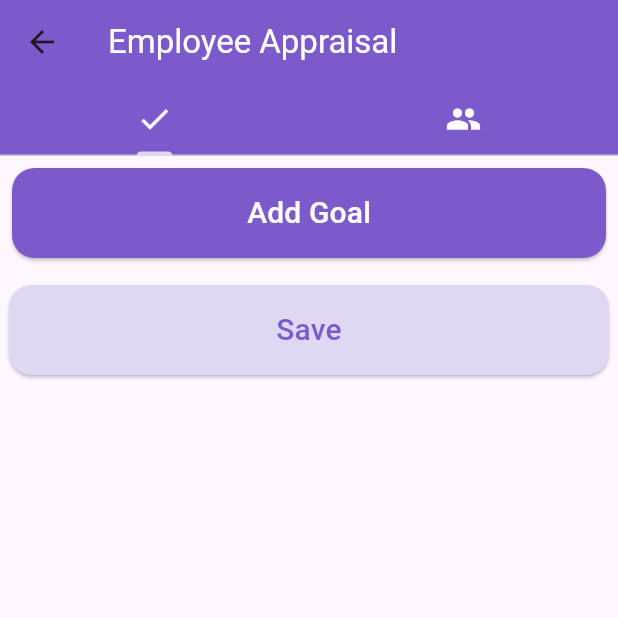
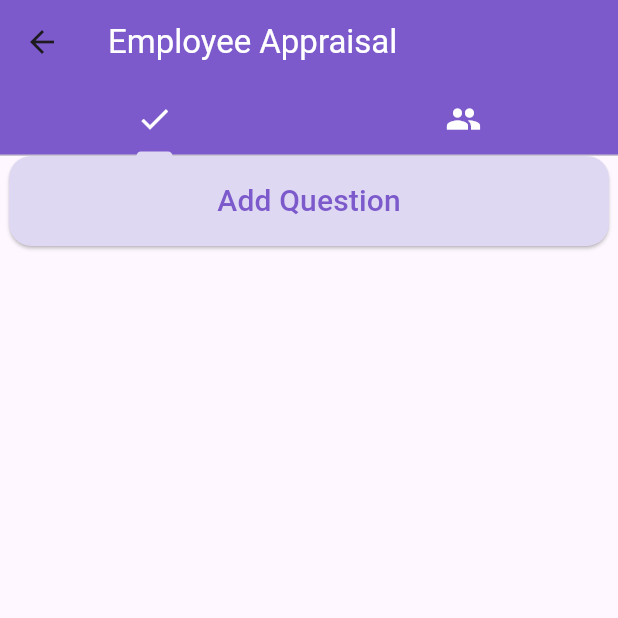
Before and after one commit to mariam-ossama/CareerFusionWithOnboarding, a Flutter app: the CompanyEmployeesPage screen opened directly, on a phone screen of 412 x 824 dp, the top half of it. Run offline on Flutter 3.47's test engine with Material 3 defaults, Android fonts, the phone set to English and light mode, and no system bars; our stand-ins replace dio, file_picker, flutter_animation_progress_bar, flutter_local_notifications, google_sign_in, image_picker and 6 more; missing offline and left inert: dart:ffi, flutter_facebook_auth, flutter_pdfview, signalr_netcore; accounts and stored records are empty; network calls fail.

Commit message:
today's commit

```diff
--- a/lib/main.dart
+++ b/lib/main.dart
@@ -1,4 +1,5 @@
-import 'package:career_fusion/screens/HR_screens/company_employees_screen.dart';
+import 'package:career_fusion/screens/HR_screens/appraisal_screen.dart';
+import 'package:career_fusion/screens/HR_screens/appraisal_screen.dart';
 import 'package:career_fusion/screens/HR_screens/post_cv_screening.dart';
 import 'package:career_fusion/screens/HR_screens/post_cv_screening_result.dart';
 import 'package:career_fusion/screens/HR_screens/post_technical_interview_selection.dart';
--- a/lib/models/goal.dart
+++ b/lib/models/goal.dart
@@ -0,0 +1,30 @@
+
+
+
+class Goal {
+  int? id;
+  String? hrUserId;
+  String? description;
+  int? score;
+  String? createdAt;
+
+  Goal({this.id, this.hrUserId, this.description, this.score, this.createdAt});
+
+  Goal.fromJson(Map<String, dynamic> json) {
+    id = json['id'];
+    hrUserId = json['hrUserId'];
+    description = json['description'];
+    score = json['score'] ?? 1; // Ensure score is not null
+    createdAt = json['createdAt'];
+  }
+
+  Map<String, dynamic> toJson() {
+    final Map<String, dynamic> data = new Map<String, dynamic>();
+    data['id'] = this.id;
+    data['hrUserId'] = this.hrUserId;
+    data['description'] = this.description;
+    data['score'] = this.score;
+    data['createdAt'] = this.createdAt;
+    return data;
+  }
+}
--- a/lib/screens/HR_screens/appraisal_screen.dart
+++ b/lib/screens/HR_screens/appraisal_screen.dart
@@ -1,7 +1,8 @@
 import 'dart:convert';
 import 'package:career_fusion/constants.dart';
 import 'package:career_fusion/models/employee.dart';
-import 'package:career_fusion/screens/HR_screens/setting_company_goals_screen.dart';
+import 'package:career_fusion/models/goal.dart';
+import 'package:career_fusion/screens/HR_screens/employee_evaluation_form_screen.dart';
 import 'package:career_fusion/widgets/custom_button.dart';
 import 'package:career_fusion/widgets/custom_employee_card.dart';
 import 'package:flutter/material.dart';
@@ -37,6 +38,8 @@ class _CompanyEmployeesPageState extends State<CompanyEmployeesPage> {
 
       final url = '${baseUrl}/OpenPosCV/$userId/technical-interview-passed';
       final response = await http.get(Uri.parse(url));
+      print(response.body);
+      print(response.statusCode);
 
       if (response.statusCode == 200) {
         final List<dynamic> data = jsonDecode(response.body);
@@ -184,7 +187,7 @@ class _CompanyEmployeesPageState extends State<CompanyEmployeesPage> {
                         Navigator.push(
                           context,
                           MaterialPageRoute(
-                            builder: (context) => SettingGoalsPage(),
+                            builder: (context) => EvaluationFormPage( employee: employees[index],),
                           ),
                         );
                       },
@@ -204,7 +207,7 @@ class _CompanyEmployeesPageState extends State<CompanyEmployeesPage> {
               _buildQuestionForm(),
               _buildAddQuestionForm(),
               // Save button
-              Center(child: _buildSaveButton()),
+              //Center(child: _buildSaveButton()),
             ],
           );
   }
@@ -231,7 +234,7 @@ class _CompanyEmployeesPageState extends State<CompanyEmployeesPage> {
                 mainAxisSize: MainAxisSize.min,
                 children: [
                   DropdownButton<int>(
-                    value: goal.score,
+                    value: goal.id,
                     items: List.generate(10, (index) => index + 1)
                         .map<DropdownMenuItem<int>>((int value) {
                       return DropdownMenuItem<int>(
@@ -312,8 +315,17 @@ class _CompanyEmployeesPageState extends State<CompanyEmployeesPage> {
   Widget _buildAddQuestionForm() {
     return Column(
       children: [
-        CustomButton(
-          text: 'Add Goal',
+        ElevatedButton(
+          style: ElevatedButton.styleFrom(
+        backgroundColor: secondColor, // Background color
+        shape: RoundedRectangleBorder(
+          borderRadius: BorderRadius.circular(15), // BorderRadius
+        ),
+        minimumSize: const Size(400, 60), // Button size
+      ),
+          child: Text('Add Question',
+          style: TextStyle(color: mainAppColor, fontSize: 20),),
+
           onPressed: () {
             showDialog(
               context: context,
--- a/pubspec.yaml
+++ b/pubspec.yaml
@@ -58,6 +58,8 @@ dependencies:
   open_file: ^3.3.2
   permission_handler: ^11.3.1
   lottie: ^3.1.2
+  flutter_local_notifications: ^17.2.1
+  signalr_netcore: ^1.3.9
 
 dev_dependencies:
   flutter_test:
```
Also changed, not shown: lib/screens/HR_screens/employee_evaluation_form_screen.dart (added, +35 -0 lines), lib/screens/HR_screens/existing_cvs_screen.dart (+19 -12 lines), lib/screens/HR_screens/hr_posts_screen.dart (+22 -22 lines), lib/screens/HR_screens/setting_company_goals_screen.dart (deleted, +0 -63 lines), lib/screens/HR_screens/technical_interview_result.dart (+7 -7 lines), lib/screens/HR_screens/telephone_interview_selection_process_page.dart (+30 -0 lines), pubspec.lock, 1 other file.
